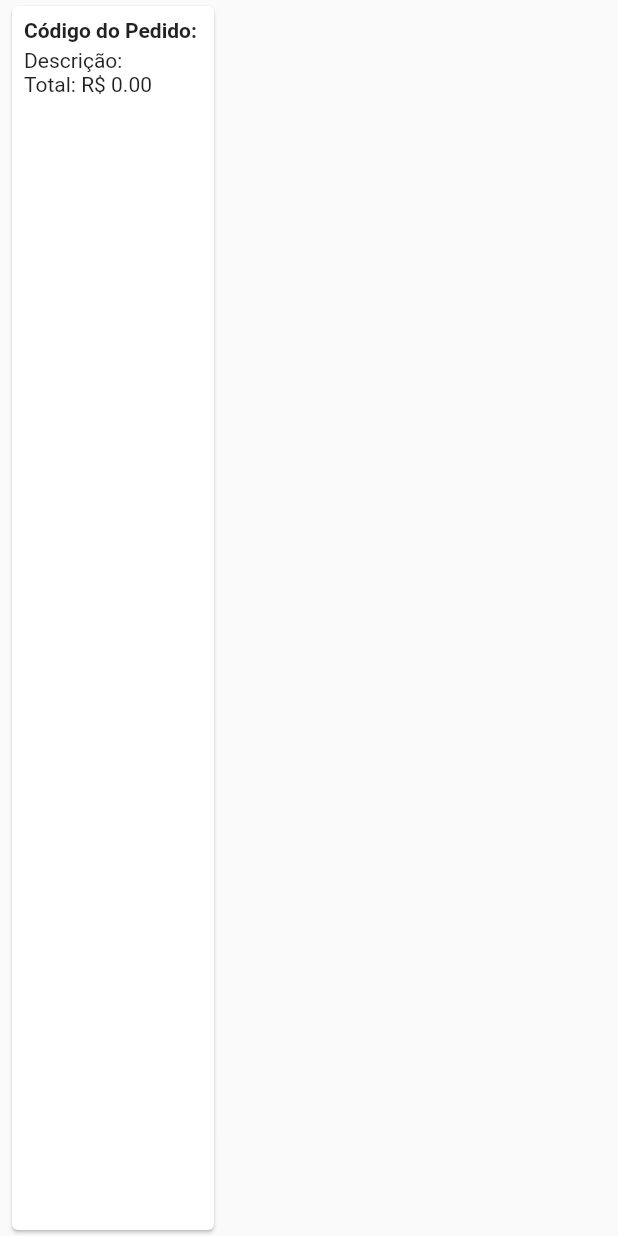
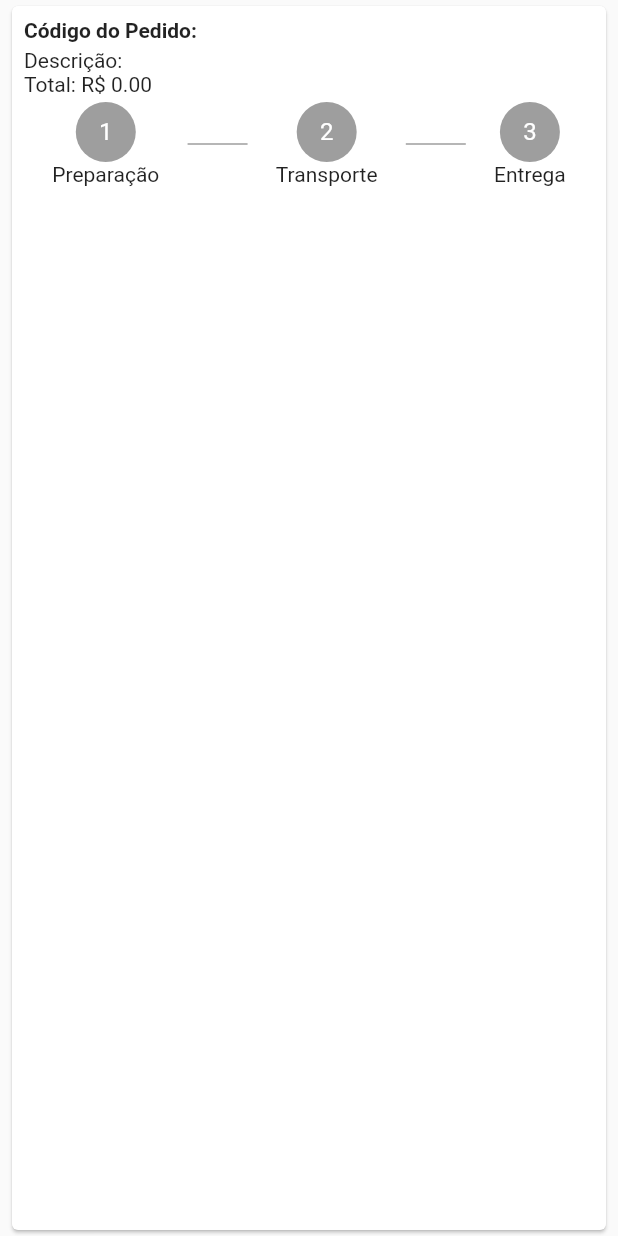
Before and after one commit to criscoelhor/loja_virtual_app, a Flutter app: the OrderTile widget shown alone on an empty page, opened directly with empty values, on a phone screen of 412 x 824 dp. Run offline on Flutter 3.47's test engine with Material 2 defaults, Android fonts, the phone set to English and light mode, and no system bars; our stand-ins replace carousel_pro, cloud_firestore, firebase_auth, transparent_image; accounts and stored records are empty.

```diff
--- a/lib/tabs/orders_tab.dart
+++ b/lib/tabs/orders_tab.dart
@@ -23,7 +23,7 @@ class OrdersTab extends StatelessWidget {
               );
             } else {
               return ListView(
-                children: snapshot.data.documents.map((doc) => OrderTile(doc.documentID)).toList(),
+                children: snapshot.data.documents.map((doc) => OrderTile(doc.documentID)).toList().reversed.toList(),
               );
             }
           });
--- a/lib/tiles/order_tile.dart
+++ b/lib/tiles/order_tile.dart
@@ -23,6 +23,9 @@ class OrderTile extends StatelessWidget {
                 child: CircularProgressIndicator(),
               );
             else {
+
+              int status = snapshot.data["status"];
+
               return Column(
                 crossAxisAlignment: CrossAxisAlignment.start,
                 children: <Widget>[
@@ -33,6 +36,25 @@ class OrderTile extends StatelessWidget {
                   Text(
                     _buildProductsText(snapshot.data)
                   ),
+                  SizedBox(height: 4.0,),
+                  Row(
+                    mainAxisAlignment: MainAxisAlignment.spaceEvenly,
+                    children: <Widget>[
+                      _buildCircle("1", "Preparação", status, 1),
+                      Container(
+                        height: 1.0,
+                        width: 40.0,
+                        color: Colors.grey[500]
+                      ),
+                      _buildCircle("2", "Transporte", status, 2),
+                      Container(
+                          height: 1.0,
+                          width: 40.0,
+                          color: Colors.grey[500]
+                      ),
+                      _buildCircle("3", "Entrega", status, 3)
+                    ],
+                  )
                 ],
               );
             }
@@ -51,4 +73,39 @@ class OrderTile extends StatelessWidget {
     return text;
   }
 
+  Widget _buildCircle(String title, String subTitle, int status, int thisStatus){
+
+    Color backColor;
+    Widget child;
+
+    if(status < thisStatus){
+      backColor = Colors.grey[500];
+      child = Text(title, style: TextStyle(color: Colors.white),);
+    } else if (status == thisStatus){
+      backColor = Colors.blue;
+      child = Stack(
+        alignment: Alignment.center,
+          children: <Widget>[
+            Text(title, style: TextStyle(color: Colors.white),),
+            CircularProgressIndicator(
+              valueColor: AlwaysStoppedAnimation<Color>(Colors.white),
+            )
+          ],
+      );
+    } else {
+      backColor = Colors.green;
+      child = Icon(Icons.check, color: Colors.white,);
+    }
+
+    return Column(
+      children: <Widget>[
+        CircleAvatar(
+          radius: 20.0,
+          backgroundColor: backColor,
+          child: child,
+        ),
+        Text(subTitle)
+      ],
+    );
+  }
 }
```
Also changed, not shown: lib/screens/home_screen.dart (+8 -2 lines), lib/tabs/places_tab.dart (added, +23 -0 lines), lib/tiles/place_tile.dart (added, +16 -0 lines).
